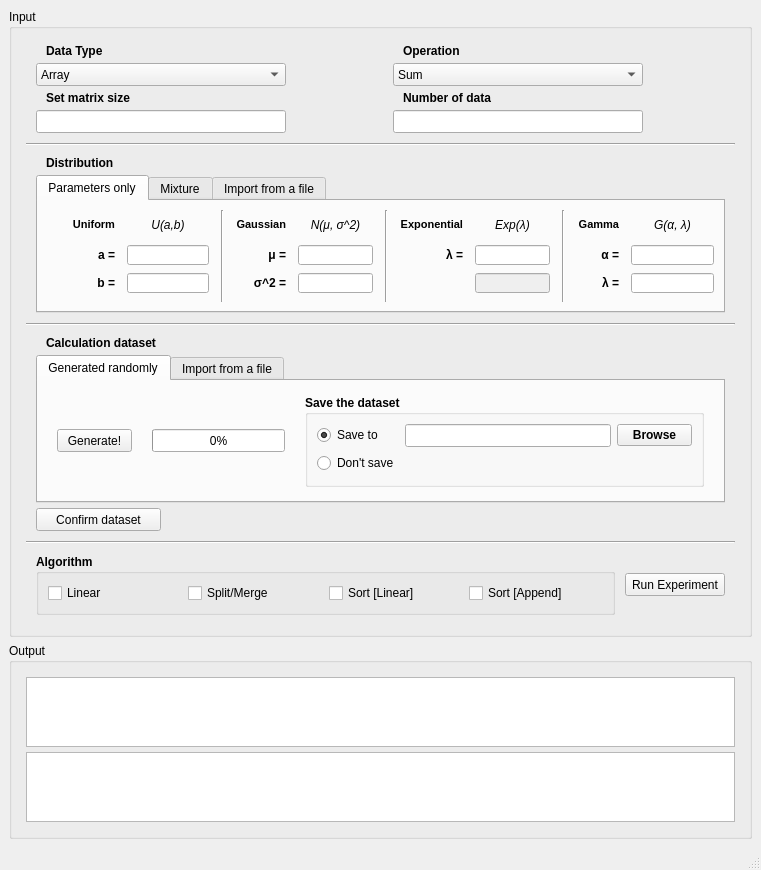
Above: src/mainwindow.ui from hungnv-sr/Map-Reduce-USTH-M1-2019 before the change. Below: the same form after it.
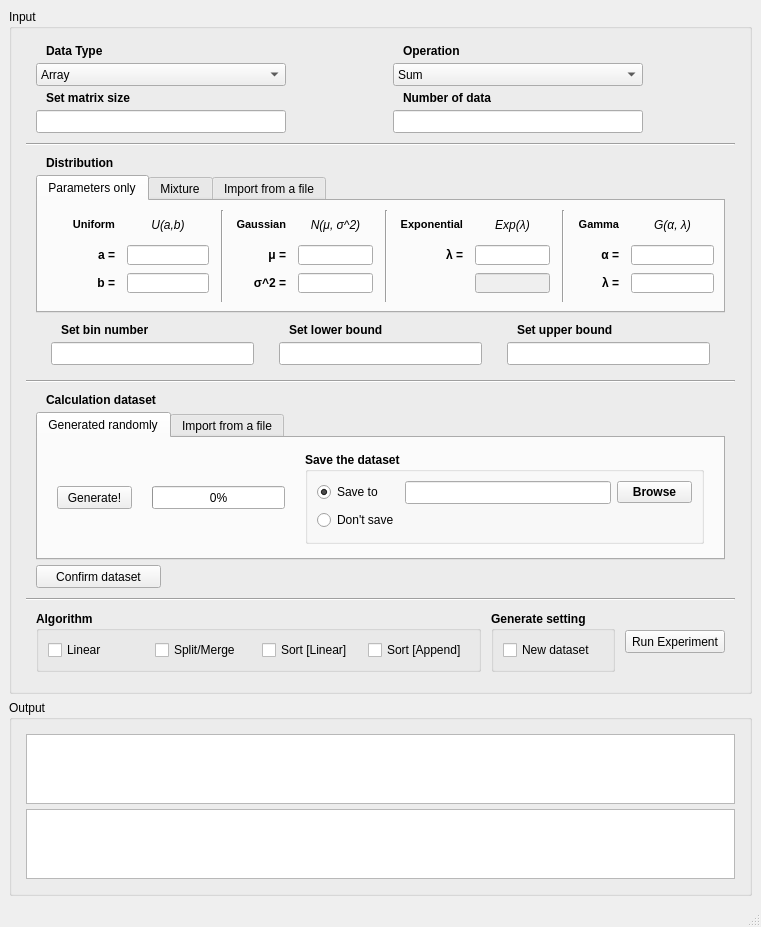
That is the form after the change.

Commit message: Update the 6th version of the UI + Refactor components

```diff
--- a/src/mainwindow.ui
+++ b/src/mainwindow.ui
@@ -7,7 +7,7 @@
     <x>0</x>
     <y>0</y>
     <width>761</width>
-    <height>868</height>
+    <height>907</height>
    </rect>
   </property>
   <property name="windowTitle">
@@ -1067,6 +1067,160 @@
                </widget>
               </widget>
              </item>
+             <item>
+              <layout class="QGridLayout" name="gLayoutBounds" columnstretch="1,1,1">
+               <property name="leftMargin">
+                <number>15</number>
+               </property>
+               <property name="topMargin">
+                <number>5</number>
+               </property>
+               <property name="rightMargin">
+                <number>15</number>
+               </property>
+               <property name="bottomMargin">
+                <number>5</number>
+               </property>
+               <property name="horizontalSpacing">
+                <number>25</number>
+               </property>
+               <property name="verticalSpacing">
+                <number>5</number>
+               </property>
+               <item row="1" column="1">
+                <widget class="QLineEdit" name="lEditLowerBound">
+                 <property name="minimumSize">
+                  <size>
+                   <width>50</width>
+                   <height>23</height>
+                  </size>
+                 </property>
+                 <property name="maximumSize">
+                  <size>
+                   <width>250</width>
+                   <height>16777215</height>
+                  </size>
+                 </property>
+                </widget>
+               </item>
+               <item row="1" column="0">
+                <widget class="QLineEdit" name="lEditBinNum">
+                 <property name="minimumSize">
+                  <size>
+                   <width>50</width>
+                   <height>23</height>
+                  </size>
+                 </property>
+                 <property name="maximumSize">
+                  <size>
+                   <width>250</width>
+                   <height>16777215</height>
+                  </size>
+                 </property>
+                </widget>
+               </item>
+               <item row="1" column="2">
+                <widget class="QLineEdit" name="lEditUpperBound">
+                 <property name="minimumSize">
+                  <size>
+                   <width>50</width>
+                   <height>23</height>
+                  </size>
+                 </property>
+                 <property name="maximumSize">
+                  <size>
+                   <width>250</width>
+                   <height>16777215</height>
+                  </size>
+                 </property>
+                </widget>
+               </item>
+               <item row="0" column="0">
+                <widget class="QLabel" name="lblBinNum">
+                 <property name="minimumSize">
+                  <size>
+                   <width>0</width>
+                   <height>14</height>
+                  </size>
+                 </property>
+                 <property name="maximumSize">
+                  <size>
+                   <width>16777215</width>
+                   <height>14</height>
+                  </size>
+                 </property>
+                 <property name="font">
+                  <font>
+                   <weight>75</weight>
+                   <bold>true</bold>
+                  </font>
+                 </property>
+                 <property name="text">
+                  <string>Set bin number</string>
+                 </property>
+                 <property name="indent">
+                  <number>10</number>
+                 </property>
+                </widget>
+               </item>
+               <item row="0" column="1">
+                <widget class="QLabel" name="lblLowerBound">
+                 <property name="minimumSize">
+                  <size>
+                   <width>0</width>
+                   <height>14</height>
+                  </size>
+                 </property>
+                 <property name="maximumSize">
+                  <size>
+                   <width>16777215</width>
+                   <height>14</height>
+                  </size>
+                 </property>
+                 <property name="font">
+                  <font>
+                   <weight>75</weight>
+                   <bold>true</bold>
+                  </font>
+                 </property>
+                 <property name="text">
+                  <string>Set lower bound</string>
+                 </property>
+                 <property name="indent">
+                  <number>10</number>
+                 </property>
+                </widget>
+               </item>
+               <item row="0" column="2">
+                <widget class="QLabel" name="lblUpperBound">
+                 <property name="minimumSize">
+                  <size>
+                   <width>0</width>
+                   <height>14</height>
+                  </size>
+                 </property>
+                 <property name="maximumSize">
+                  <size>
+                   <width>16777215</width>
+                   <height>14</height>
+                  </size>
+                 </property>
+                 <property name="font">
+                  <font>
+                   <weight>75</weight>
+                   <bold>true</bold>
+                  </font>
+                 </property>
+                 <property name="text">
+                  <string>Set upper bound</string>
+                 </property>
+                 <property name="indent">
+                  <number>10</number>
+                 </property>
+                </widget>
+               </item>
+              </layout>
+             </item>
             </layout>
            </item>
            <item>
@@ -1384,7 +1538,7 @@
             </widget>
            </item>
            <item>
-            <layout class="QHBoxLayout" name="hLayoutControl" stretch="4,1">
+            <layout class="QHBoxLayout" name="hLayoutControl" stretch="4,0,1">
              <property name="spacing">
               <number>10</number>
              </property>
@@ -1467,6 +1621,34 @@
                </layout>
               </widget>
              </item>
+             <item>
+              <widget class="QGroupBox" name="gBoxGenSetting">
+               <property name="font">
+                <font>
+                 <weight>75</weight>
+                 <bold>true</bold>
+                </font>
+               </property>
+               <property name="title">
+                <string>Generate setting</string>
+               </property>
+               <layout class="QHBoxLayout" name="horizontalLayout_2">
+                <item>
+                 <widget class="QCheckBox" name="chkBoxLinear_2">
+                  <property name="font">
+                   <font>
+                    <weight>50</weight>
+                    <bold>false</bold>
+                   </font>
+                  </property>
+                  <property name="text">
+                   <string>New dataset </string>
+                  </property>
+                 </widget>
+                </item>
+               </layout>
+              </widget>
+             </item>
              <item>
               <widget class="QPushButton" name="pButtonRun">
                <property name="minimumSize">
```
Left out of the diff: 188 changed lines with no effect on the pictures. The commit also changes 3 other files.
